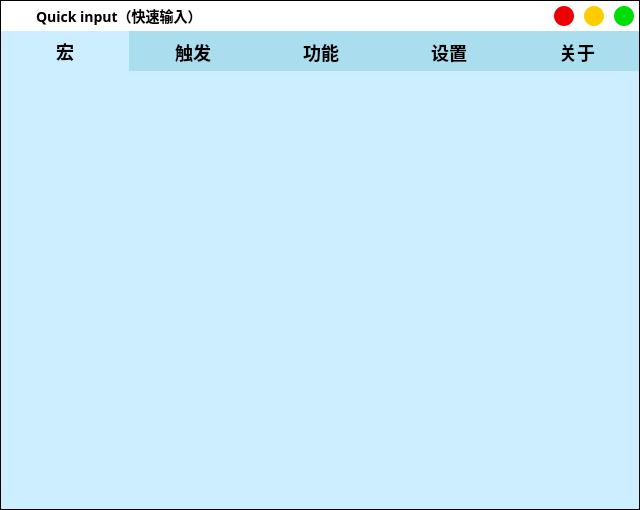
This is .ui/MainUi.ui in ChiyukiGana/Quickinput as Qt 5 draws it before an edit. The edited form follows.
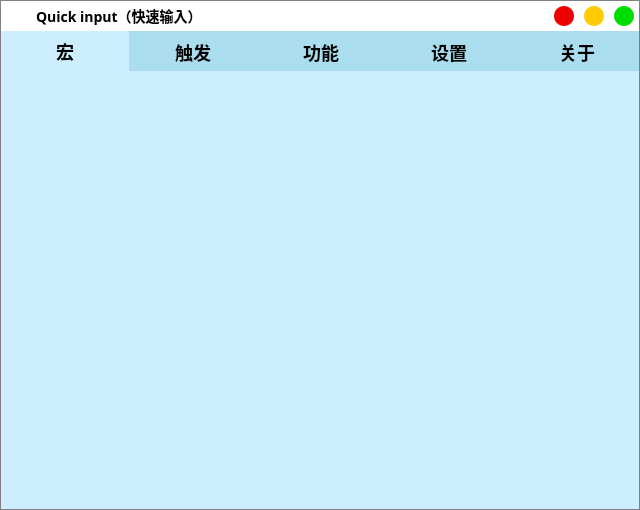
This is the edited form. Icons and pictures are not drawn.

Patch:
```diff
--- a/.ui/MainUi.ui
+++ b/.ui/MainUi.ui
@@ -51,15 +51,14 @@
    <bool>false</bool>
   </property>
   <property name="styleSheet">
-   <string notr="true"/>
+   <string notr="true">*{color:black;border:none;outline:none;font-size:12px;font-family:&quot;Microsoft YaHei&quot;}QMainWindow,QDialog{border:1px solid gray}#titleWidget{background-color:white}#titleWidget *{font-size:14px}#titleWidget QPushButton,#titleWidget QCheckBox::indicator{background-color:#CCC;width:20px;height:20px;border-radius:10px}#titleWidget QCheckBox::indicator:checked{image:url(:/checked.png)}#clientWidget{background-color:#CEF}QMenu,#clientWidget QLineEdit,#clientWidget QTextEdit,#clientWidget QKeyEdit,#clientWidget QCheckBox::indicator,#clientWidget QRadioButton::indicator,#clientWidget QHeaderView,#clientWidget QHeaderView::section,#clientWidget QTableWidget,#clientWidget QTableWidget QTableCornerButton::section,#clientWidget QComboBox,#clientWidget QComboBox QAbstractItemView{background-color:white;color:black}#clientWidget QPushButton,#clientWidget QTabBar::tab,#clientWidget QTabBar::tab:first,#clientWidget QTabBar::tab:last{background-color:#ADE;color:black}#clientWidget QCheckBox::indicator,#clientWidget QRadioButton::indicator{width:20px;height:20px}#clientWidget QComboBox{padding-left:3px}QMenu::item:selected,#clientWidget QPushButton:hover,#clientWidget QCheckBox::indicator:hover,#clientWidget QRadioButton::indicator:hover,#clientWidget QTableWidget::item:hover,#clientWidget QTabBar::tab:hover,#clientWidget QTabBar::tab:first:hover,#clientWidget QTabBar::tab:last:hover{background-color:#BEF;color:black}#clientWidget QTableWidget::item:selected{background-color:#CEF;color:black}#clientWidget QTabBar::tab:selected,#clientWidget QTabBar::tab:first:selected,#clientWidget QTabBar::tab:last:selected{background-color:#CEF;color:black}#clientWidget QCheckBox::indicator:checked,#clientWidget QRadioButton::indicator:checked{image:url(:/checked.png)}#clientWidget #bnWndActive,#clientWidget #bnPos,#clientWidget #bnColorRect{background-color:white}</string>
   </property>
   <property name="animated">
    <bool>true</bool>
   </property>
   <widget class="QWidget" name="client">
    <property name="styleSheet">
-    <string notr="true">*{font-family:&quot;Microsoft YaHei&quot;;font-size:14px;}
-#client{border:1px solid black;}</string>
+    <string notr="true"/>
    </property>
    <layout class="QVBoxLayout" name="clientBox">
     <property name="spacing">
```
Left out of the diff: 41 changed lines with no effect on the pictures. Lines whose indentation alone changed are shown as unchanged.
